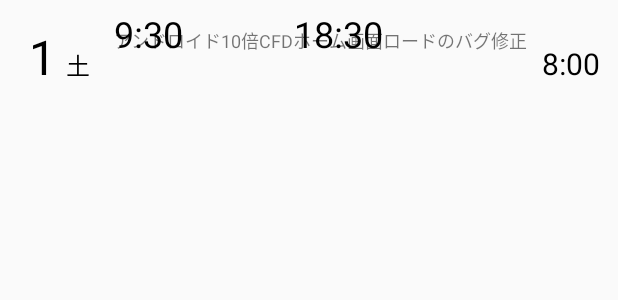
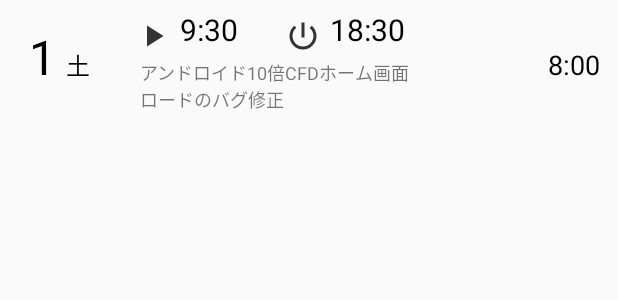
Before and after one commit to myforestory/Attendance_System, an Android app: the layout listview_maininfo.xml on its own in the app's theme, with its tools: preview values and no code run, on a phone screen of 412 x 824 dp. Shown: the top 300 px of the screen. Run offline under Robolectric (Android 15) with nearby library versions, the phone set to English and light mode, and no system bars.

Commit message:
from update back to main 10%

```diff
--- a/app/src/main/java/com/example/myapplication/MainInfoAdapter.java
+++ b/app/src/main/java/com/example/myapplication/MainInfoAdapter.java
@@ -95,9 +95,9 @@ public class MainInfoAdapter extends BaseAdapter implements PinnedSectionListVie
             if ("1".equals(maininfo.getDate())){
             }
             if (maininfo.getDate().length() == 2) {
+                holder.tvDate.setTextSize(context.getResources().getDimension(R.dimen.dp_10));
+            } else {
                 holder.tvDate.setTextSize(context.getResources().getDimension(R.dimen.dp_12));
-            } else {
-                holder.tvDate.setTextSize(context.getResources().getDimension(R.dimen.dp_16));
             }
             holder.tvDay.setText(maininfo.getDay());
             if ("土".equals(maininfo.getDay()) || "日".equals(maininfo.getDay()) || "休".equals(maininfo.getDay())) {
--- a/app/src/main/java/com/example/myapplication/UpdateActivity.java
+++ b/app/src/main/java/com/example/myapplication/UpdateActivity.java
@@ -363,6 +363,10 @@ public class UpdateActivity extends AppCompatActivity {
                     bundle.putString("userId", userId);
                     bundle.putString("name",name);
                     bundle.putString("email", email);
+                    bundle.putBoolean("update", true);
+                    bundle.putInt("callbackYear", Integer.valueOf(updateYear));
+                    bundle.putInt("callbackMonth", Integer.valueOf(updateMonth));
+                    bundle.putInt("callbackDate", Integer.valueOf(updateDate));
                     intent.putExtras(bundle);
 
                     startActivity(intent);
--- a/app/src/main/res/layout/listview_maininfo.xml
+++ b/app/src/main/res/layout/listview_maininfo.xml
@@ -39,10 +39,10 @@
         android:id="@+id/imgStr"
         android:layout_width="wrap_content"
         android:layout_height="wrap_content"
-        android:layout_marginStart="@dimen/dp_70"
+        android:layout_marginStart="@dimen/dp_90"
         android:layout_marginTop="@dimen/dp_12"
         android:contentDescription="@string/main_disability_StrImg"
-         />
+        app:srcCompat="@drawable/ic_play" />
 
     <TextView
         android:id="@+id/tvStart"
@@ -53,7 +53,7 @@
         android:padding="6dp"
         android:text="9:30"
         android:textColor="@color/colorMainBlack"
-        android:textSize="@dimen/dp_24" />
+        android:textSize="@dimen/dp_20" />
 
     <ImageView
         android:id="@+id/imgEnd"
@@ -62,7 +62,7 @@
         android:layout_alignBottom="@id/imgStr"
         android:layout_marginStart="@dimen/dp_190"
         android:contentDescription="@string/main_disability_endImg"
-        />
+        app:srcCompat="@drawable/ic_power_setting" />
 
     <TextView
         android:id="@+id/tvEnd"
@@ -73,7 +73,7 @@
         android:padding="6dp"
         android:text="18:30"
         android:textColor="@color/colorMainBlack"
-        android:textSize="@dimen/dp_24" />
+        android:textSize="@dimen/dp_20" />
 
     <TextView
         android:id="@+id/tvWorked_time"
@@ -85,20 +85,21 @@
         android:layout_marginRight="@dimen/dp_6"
         android:text="8:00"
         android:textColor="@color/colorMainBlack"
-        android:textSize="@dimen/dp_20" />
+        android:textSize="@dimen/dp_18" />
 
     <TextView
         android:id="@+id/tvRemarks"
         android:layout_width="match_parent"
-        android:layout_height="wrap_content"
+        android:layout_height="@dimen/dp_42"
         android:layout_alignLeft="@id/imgStr"
+        android:layout_alignRight="@id/tvEnd"
         android:layout_below="@id/imgStr"
-        android:padding="6dp"
-        android:layout_marginRight="@dimen/dp_42"
+        android:padding="3dp"
+
         android:text="アンドロイド10倍CFDホーム画面ロードのバグ修正"
         android:textSize="@dimen/dp_12"
-        android:singleLine="false"
-        android:maxLines="10"
+        android:ellipsize="end"
+        android:maxLines="2"
         android:maxEms="500"/>
-
+    <!--android:layout_marginRight="@dimen/dp_70"-->
 </RelativeLayout>
--- a/app/src/main/res/values/dimens.xml
+++ b/app/src/main/res/values/dimens.xml
@@ -27,7 +27,11 @@
     <dimen name="dp_4">4dp</dimen>
     <dimen name="dp_5">5dp</dimen>
     <dimen name="dp_6">6dp</dimen>
+    <dimen name="dp_7">6dp</dimen>
     <dimen name="dp_8">8dp</dimen>
+    <dimen name="dp_9">9dp</dimen>
+    <dimen name="dp_10">10dp</dimen>
+    <dimen name="dp_11">11dp</dimen>
     <dimen name="dp_12">12dp</dimen>
     <dimen name="dp_14">14dp</dimen>
     <dimen name="dp_16">16dp</dimen>
```
Also changed, not shown: app/src/main/java/com/example/myapplication/MainActivity.java (+41 -5 lines).
